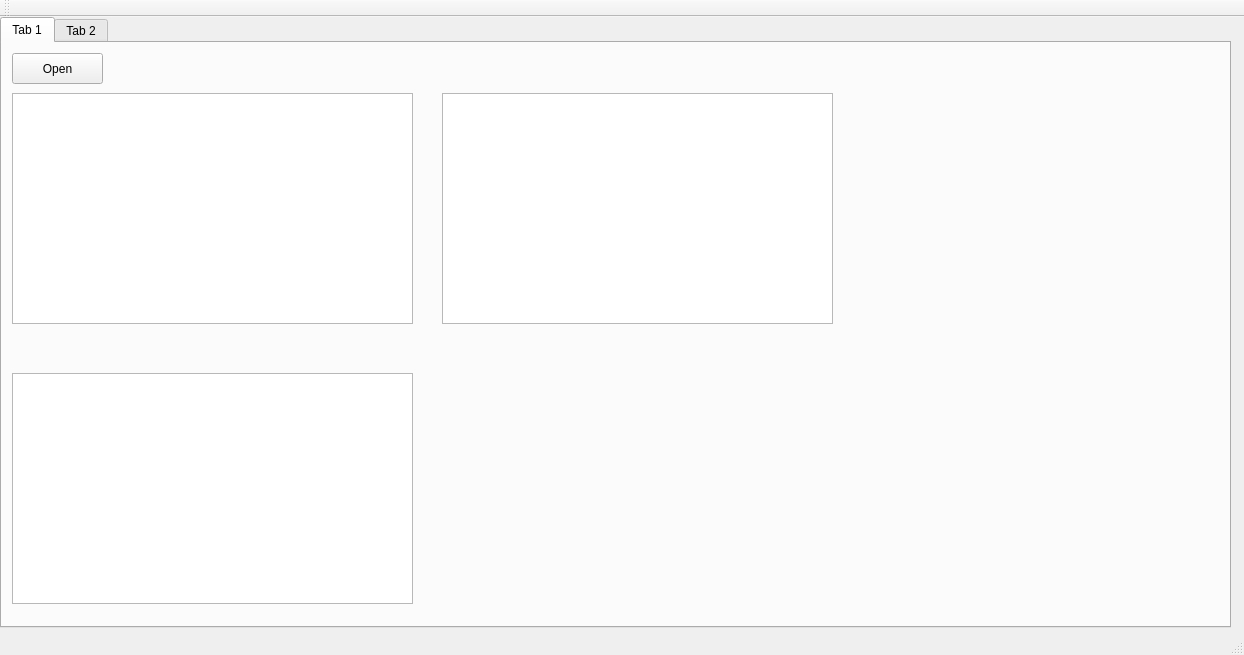
First picture: the form in module/gui/ADIPFinalProject1/mainwindow.ui, repository cy20lin/2018_fall_image_processing_final, before the edit.
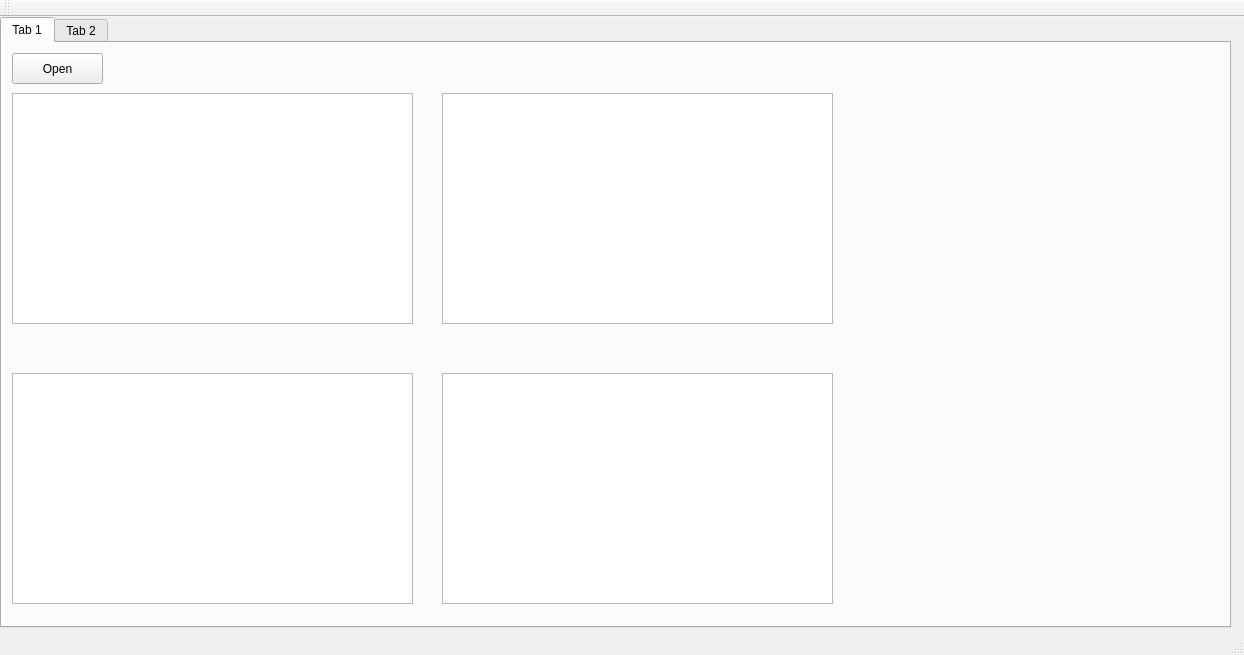
Second picture: the form after the edit.

What changed in the file:
```diff
--- a/module/gui/ADIPFinalProject1/mainwindow.ui
+++ b/module/gui/ADIPFinalProject1/mainwindow.ui
@@ -80,6 +80,16 @@
        </rect>
       </property>
      </widget>
+     <widget class="QGraphicsView" name="graphicsView_4">
+      <property name="geometry">
+       <rect>
+        <x>440</x>
+        <y>330</y>
+        <width>391</width>
+        <height>231</height>
+       </rect>
+      </property>
+     </widget>
     </widget>
     <widget class="QWidget" name="tab_2">
      <attribute name="title">
```
